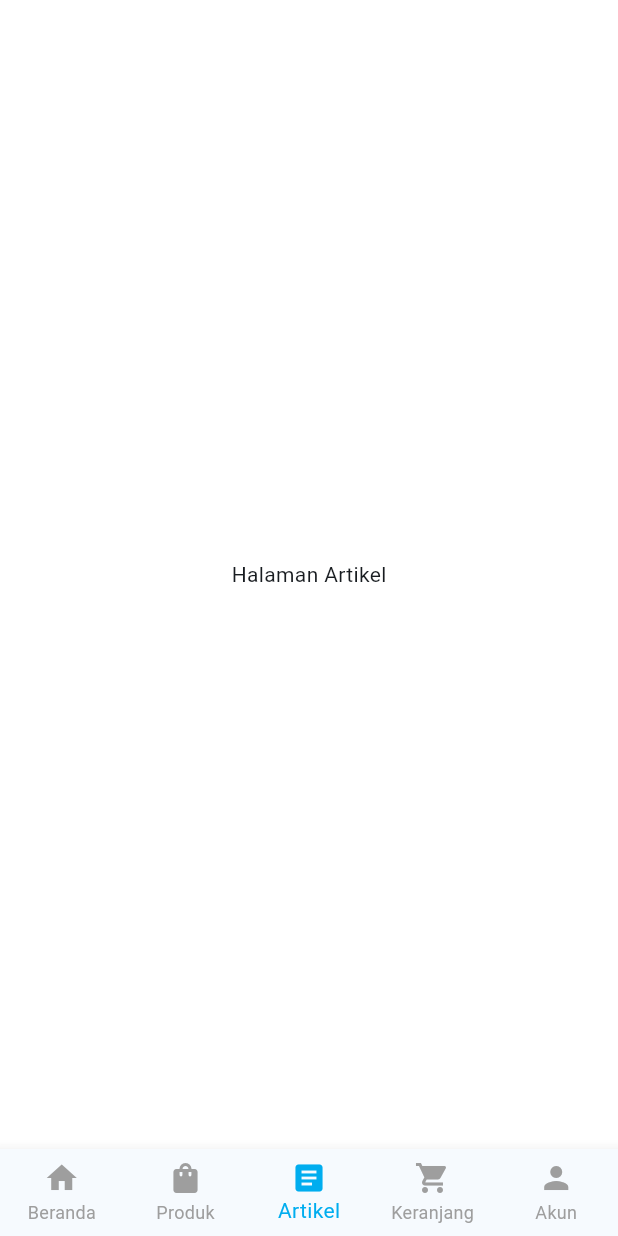
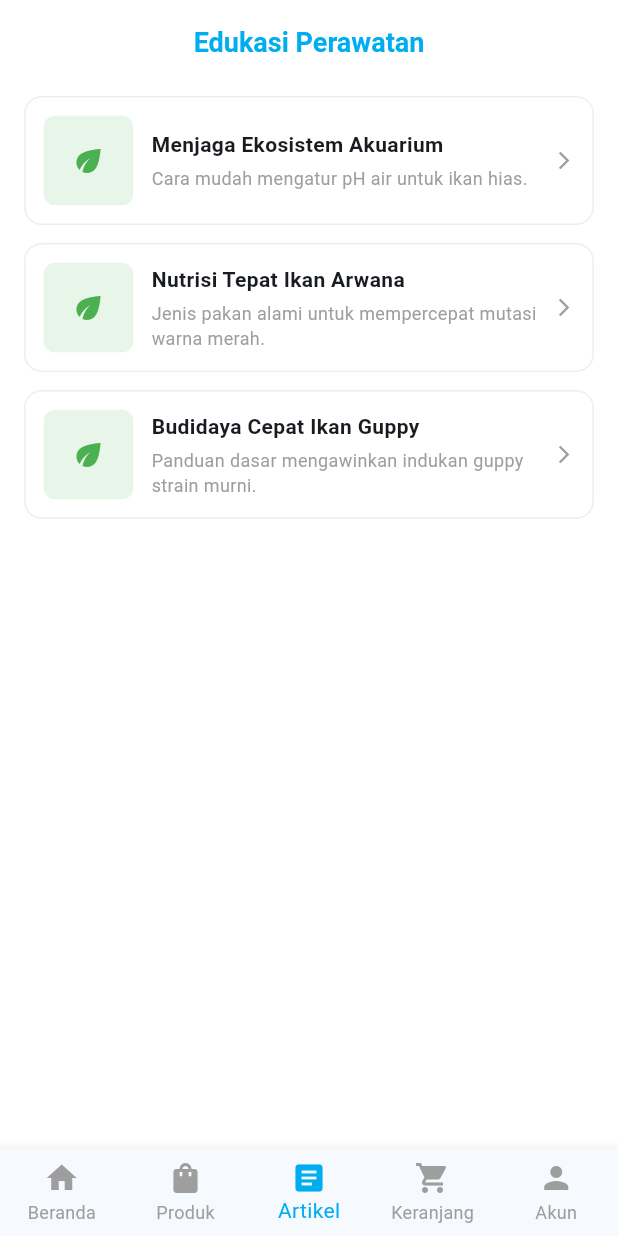
Before and after one commit to kelompok7proyek24-cell/Flutter-App, a Flutter app: the screen it shows after launch, item 3 of the bottom bar chosen, on a phone screen of 412 x 824 dp. Run offline on Flutter 3.47's test engine with Material 3 defaults, Android fonts, the phone set to English and light mode, and no system bars; our stand-ins replace image_picker, shared_preferences.

Commit message:
Halaman Artikel

```diff
--- /dev/null
+++ b/lib/features/article/data/models/article_model.dart
@@ -0,0 +1,61 @@
+class ArticleModel {
+  final String id;
+  final String title;
+  final String subtitle;
+  final String content;
+  final String imagePath;
+
+  ArticleModel({
+    required this.id,
+    required this.title,
+    required this.subtitle,
+    required this.content,
+    required this.imagePath,
+  });
+}
+
+// DATA DUMMY GLOBAL: Siap dipanggil di Home maupun Halaman Artikel
+final List<ArticleModel> dummyArticles = [
+  ArticleModel(
+    id: "a1",
+    title: "Menjaga Ekosistem Akuarium",
+    subtitle: "Cara mudah mengatur pH air untuk ikan hias.",
+    imagePath: "", // Kosong agar otomatis beralih ke icon eco bawaan
+    content: """Derajat keasaman (pH) air adalah indikator krusial dalam ekosistem akuarium yang sering diabaikan oleh pemula. Sebagian besar ikan hias air tawar tumbuh optimal pada kisaran pH 6,5 hingga 7,5. Perubahan pH yang mendadak dapat menghancurkan lapisan lendir pelindung pada kulit ikan, memicu stres, hingga menyebabkan kematian massal.
+
+Cara Mengukur dan Menjaga Stabilitas pH:
+1. Pengujian Berkala: Gunakan pH meter digital atau cairan indikator (drop test kit) minimal satu minggu sekali.
+2. Menurunkan pH secara Alami: Jika air keran terlalu basa (pH > 8), gunakan daun ketapang kering atau batang kayu rasamala. Senyawa tanin yang dilepaskan secara perlahan akan menurunkan pH dengan aman.
+3. Menaikkan pH secara Aman: Untuk air yang terlalu asam (pH < 6), tambahkan substrat pecahan karang jahe (coral chip) di dalam filter.
+
+Blind Spot Filterisasi: Jangan mengandalkan obat kimia pH Up atau pH Down instan dalam jangka panjang jika sistem biologis filtermu belum matang.""",
+  ),
+  ArticleModel(
+    id: "a2",
+    title: "Nutrisi Tepat Ikan Arwana",
+    subtitle: "Jenis pakan alami untuk mempercepat mutasi warna merah.",
+    imagePath: "",
+    content: """Mencapai warna merah menyala (Super Red) pada ikan Arwana tidak hanya bergantung pada genetik tulen dan kualitas lampu, melainkan sangat dipengaruhi oleh zat kromatofor yang diserap dari nutrisi pakan sehari-hari. Zat pemicu warna merah ini dikenal sebagai Astaxanthin.
+
+Variasi Komponen Pakan Terbaik:
+1. Udang Segar: Sumber alami Astaxanthin tertinggi. Kulit udang mengandung kitin dan pigmen merah yang sangat baik untuk mempertegas ring warna pada sisik.
+2. Kelabang: Dipercaya sebagai stimulan yang mempercepat keluarnya warna merah berkat kandungan racun dosis rendah yang memicu metabolisme ikan.
+3. Katak Sawah Kecil: Sangat baik untuk mengejar pertumbuhan fisik (growth) dan mempertebal volume badan Arwana.
+
+Manajemen Nutrisi: Selalu lakukan variasi pakan. Mengandalkan satu jenis pakan saja akan membuat Arwana kekurangan vitamin esensial tertentu.""",
+  ),
+  ArticleModel(
+    id: "a3",
+    title: "Budidaya Cepat Ikan Guppy",
+    subtitle: "Panduan dasar mengawinkan indukan guppy strain murni.",
+    imagePath: "",
+    content: """Ikan Guppy (Poecilia reticulata) terkenal sangat mudah berkembang biak. Namun, membudidayakan guppy strain murni (Pure Strain) seperti Albino Full Red (AFR) membutuhkan ketelitian sistematis agar kualitas ekor dan warna anakan tidak mengalami degradasi genetik.
+
+Tahapan Sistem Budidaya:
+1. Seleksi Indukan: Pilih pejantan berusia 3-4 bulan yang memiliki gaya renang stabil. Untuk betina, pilih yang berbadan tebal dan dipastikan masih perawan dari lubuk pemisahan sebelumnya.
+2. Rasio Perkawinan: Gunakan sistem mass breeding terkontrol dengan rasio 1 Jantan : 2 Betina di dalam wadah berukuran minimal 20 liter air.
+3. Proses Kelahiran: Guppy adalah hewan ovovivipar (bertelur-melahirkan). Begitu perut betina terlihat sangat buncit membulat, segera pindahkan ke wadah sekat melahirkan (breeding box).
+
+Penyelamatan Burayak: Segera pisahkan induk betina setelah melahirkan, lalu beri makan burayak menggunakan Artemia salina segar.""",
+  ),
+];
--- /dev/null
+++ b/lib/features/article/presentation/pages/article_page.dart
@@ -0,0 +1,86 @@
+import 'package:flutter/material.dart';
+import '../../../../core/constants/colors.dart';
+import '../../data/models/article_model.dart';
+import 'article_detail_page.dart';
+
+class ArticlePage extends StatelessWidget {
+  const ArticlePage({super.key});
+
+  @override
+  Widget build(BuildContext context) {
+    return Scaffold(
+      backgroundColor: Colors.white,
+      appBar: AppBar(
+        backgroundColor: Colors.white,
+        elevation: 0,
+        automaticallyImplyLeading: false,
+        title: const Text(
+          "Edukasi Perawatan",
+          style: TextStyle(color: AppColors.primaryBlue, fontWeight: FontWeight.bold, fontSize: 18),
+        ),
+      ),
+      body: ListView.builder(
+        padding: const EdgeInsets.symmetric(horizontal: 16, vertical: 8),
+        itemCount: dummyArticles.length,
+        itemBuilder: (context, index) {
+          final article = dummyArticles[index];
+          return Container(
+            margin: const EdgeInsets.only(bottom: 12),
+            decoration: BoxDecoration(
+              color: Colors.white,
+              border: Border.all(color: Colors.grey.shade200),
+              borderRadius: BorderRadius.circular(12),
+            ),
+            child: InkWell(
+              borderRadius: BorderRadius.circular(12),
+              onTap: () {
+                Navigator.push(
+                  context,
+                  MaterialPageRoute(
+                    builder: (context) => ArticleDetailPage(article: article),
+                  ),
+                );
+              },
+              child: Padding(
+                padding: const EdgeInsets.all(12.0),
+                child: Row(
+                  children: [
+                    ClipRRect(
+                      borderRadius: BorderRadius.circular(8),
+                      child: article.imagePath.isNotEmpty
+                          ? Image.asset(article.imagePath, width: 60, height: 60, fit: BoxFit.cover)
+                          : Container(
+                              width: 60,
+                              height: 60,
+                              color: Colors.green[50],
+                              child: const Icon(Icons.eco, color: Colors.green),
+                            ),
+                    ),
+                    const SizedBox(width: 12),
+                    Expanded(
+                      child: Column(
+                        crossAxisAlignment: CrossAxisAlignment.start,
+                        children: [
+                          Text(
+                            article.title,
+                            style: const TextStyle(fontWeight: FontWeight.bold, fontSize: 14)
+                          ),
+                          const SizedBox(height: 4),
+                          Text(
+                            article.subtitle,
+                            style: const TextStyle(fontSize: 12, color: Colors.grey)
+                          ),
+                        ],
+                      ),
+                    ),
+                    const Icon(Icons.arrow_forward_ios, color: Colors.grey, size: 14),
+                  ],
+                ),
+              ),
+            ),
+          );
+        },
+      ),
+    );
+  }
+}
--- a/lib/features/home/presentation/pages/home_page.dart
+++ b/lib/features/home/presentation/pages/home_page.dart
@@ -6,23 +6,17 @@ import 'package:ikanku/features/product/presentation/pages/product_page.dart';
 import 'package:ikanku/features/cart/presentation/pages/cart_page.dart';
 import 'package:shared_preferences/shared_preferences.dart';
 
-// IMPORT: Menghubungkan data dummy produk ikan hias dari modul seller
+// IMPORT MODUL SELLER: Menghubungkan data dummy produk dari modul seller
 import '../../../seller/data/models/product_model.dart';
+import 'package:ikanku/features/product/presentation/pages/product_detail_page.dart';
 
-// DATA MODEL ARTIKEL: Agar struktur data 3 artikel seragam dan siap di-edit
-class ArticleModel {
-  final String id;
-  final String title;
-  final String subtitle;
-  final String imagePath;
-
-  ArticleModel({
-    required this.id,
-    required this.title,
-    required this.subtitle,
-    required this.imagePath,
-  });
-}
+// =========================================================================
+// PERBAIKAN ARSITEKTUR: Mengimpor Fitur Artikel Terpusat (Data & UI Halaman)
+// =========================================================================
+import 'package:ikanku/features/article/data/models/article_model.dart';
+import 'package:ikanku/features/article/presentation/pages/article_page.dart';
+import 'package:ikanku/features/article/presentation/pages/article_detail_page.dart';
+import 'package:ikanku/features/article/presentation/pages/edit_article_page.dart';
 
 class HomePage extends StatefulWidget {
   const HomePage({super.key});
@@ -34,28 +28,6 @@ class HomePage extends StatefulWidget {
 class _HomePageState extends State<HomePage> {
   int _currentIndex = 0;
   int _cartCount = 0;
-
-  // PERBAIKAN: Jalur gambar dikosongkan agar beralih ke icon eco bawaan (bukan banner lagi)
-  final List<ArticleModel> _dummyArticles = [
-    ArticleModel(
-      id: "a1",
-      title: "Menjaga Ekosistem Akuarium",
-      subtitle: "Cara mudah mengatur pH air untuk ikan hias.",
-      imagePath: "",
-    ),
-    ArticleModel(
-      id: "a2",
-      title: "Nutrisi Tepat Ikan Arwana",
-      subtitle: "Jenis pakan alami untuk mempercepat mutasi warna merah.",
-      imagePath: "",
-    ),
-    ArticleModel(
-      id: "a3",
-      title: "Budidaya Cepat Ikan Guppy",
-      subtitle: "Panduan dasar mengawinkan indukan guppy strain murni.",
-      imagePath: "",
-    ),
-  ];
 
   @override
   void initState() {
@@ -90,10 +62,11 @@ class _HomePageState extends State<HomePage> {
 
   @override
   Widget build(BuildContext context) {
+    // SINKRONISASI HALAMAN: Mengarahkan Tab index ke-2 ke halaman ArticlePage yang baru dibuat
     final List<Widget> pages = [
       _buildHomeContent(),
       ProductPage(onAddToCart: _incrementCart),
-      const Center(child: Text("Halaman Artikel")),
+      const ArticlePage(), // <-- Terhubung ke halaman daftar edukasi utama
       const CartPage(),
       const ProfilePage(),
     ];
@@ -172,9 +145,7 @@ class _HomePageState extends State<HomePage> {
               ),
             ),
 
-// =========================================
-            // PERBAIKAN KOTAK BANNER: AMAN DARI ERROR GRADIENT
-            // =========================================
+            // Kotak Banner Promo
             Container(
               margin: const EdgeInsets.all(16.0),
               height: 150,
@@ -185,10 +156,9 @@ class _HomePageState extends State<HomePage> {
               child: ClipRRect(
                 borderRadius: BorderRadius.circular(15),
                 child: Image.asset(
-                  "assets/images/banner_home.png", // Memanggil file gambar banner utama
+                  "assets/images/banner_home.png",
                   fit: BoxFit.cover,
                   errorBuilder: (context, error, stackTrace) {
-                    // Proteksi sistem: Gradient dipindahkan ke dalam BoxDecoration agar sintaksis valid
                     return Container(
                       decoration: const BoxDecoration(
                         gradient: LinearGradient(
@@ -211,9 +181,7 @@ class _HomePageState extends State<HomePage> {
               ),
             ),
 
-            // =========================================
-            // MODIFIKASI 1: PRODUK UNGGULAN & VIEW ALL
-            // =========================================
+            // Produk Unggulan Header
             Padding(
               padding: const EdgeInsets.symmetric(horizontal: 16.0),
               child: Row(
@@ -231,7 +199,7 @@ class _HomePageState extends State<HomePage> {
             ),
             const SizedBox(height: 8),
 
-            // Grid Layout untuk menampilkan item ikan hias (Arwana, Molly, Koki, Guppy)
+            // Grid Layout Produk Unggulan (Bisa Di-klik ke Detail)
             GridView.builder(
               shrinkWrap: true,
               physics: const NeverScrollableScrollPhysics(),
@@ -245,7 +213,20 @@ class _HomePageState extends State<HomePage> {
               ),
               itemBuilder: (context, index) {
                 final product = dummyProducts[index];
-                return Container(
+                return InkWell(
+                  borderRadius: BorderRadius.circular(12),
+                  onTap: () {
+                    Navigator.push(
+                      context,
+                      MaterialPageRoute(
+                        builder: (context) => ProductDetailPage(
+                          product: product,
+                          onAddToCart: _incrementCart,
+                        ),
+                      ),
+                    );
+                  },
+                  child: Container(
                     decoration: BoxDecoration(
                       color: Colors.white,
                       borderRadius: BorderRadius.circular(12),
@@ -298,12 +279,13 @@ class _HomePageState extends State<HomePage> {
                         ),
                       ],
                     ),
+                  ),
                 );
               },
             ),
 
             // =========================================
-            // MODIFIKASI 2: 3 ARTIKEL TIPS PERAWATAN
+            // INTEGRASI LINK: 3 ARTIKEL TIPS PERAWATAN
             // =========================================
             const Padding(
               padding: EdgeInsets.only(left: 16, right: 16, top: 24, bottom: 12),
@@ -314,33 +296,40 @@ class _HomePageState extends State<HomePage> {
               shrinkWrap: true,
               physics: const NeverScrollableScrollPhysics(),
               padding: const EdgeInsets.symmetric(horizontal: 16),
-              itemCount: _dummyArticles.length,
+              itemCount: dummyArticles.length, // Membaca data dummy global dari modul article
               itemBuilder: (context, index) {
-                final article = _dummyArticles[index];
+                final article = dummyArticles[index];
                 return Container(
                   margin: const EdgeInsets.only(bottom: 12),
-                  padding: const EdgeInsets.all(12),
                   decoration: BoxDecoration(
                     color: Colors.white,
                     border: Border.all(color: Colors.grey.shade200),
                     borderRadius: BorderRadius.circular(12),
                   ),
+                  child: InkWell(
+                    borderRadius: BorderRadius.circular(12),
+                    onTap: () {
+                      // Navigasi ke Halaman Detail Bacaan Artikel ketika Card diklik
+                      Navigator.push(
+                        context,
+                        MaterialPageRoute(
+                          builder: (context) => ArticleDetailPage(article: article),
+                        ),
+                      );
+                    },
+                    child: Padding(
+                      padding: const EdgeInsets.all(12.0),
                       child: Row(
                         children: [
                           ClipRRect(
                             borderRadius: BorderRadius.circular(8),
-                        child: Image.asset(
-                          article.imagePath,
-                          width: 60,
-                          height: 60,
-                          fit: BoxFit.cover,
-                          errorBuilder: (context, error, stackTrace) => Container(
+                            child: article.imagePath.isNotEmpty
+                                ? Image.asset(article.imagePath, width: 60, height: 60, fit: BoxFit.cover)
+                                : Container(
                                     width: 60,
                                     height: 60,
                                     color: Colors.green[50],
-                            // Mengembalikan visual ke ikon daun default yang bersih
                                     child: const Icon(Icons.eco, color: Colors.green),
-                          ),
                                   ),
                           ),
                           const SizedBox(width: 12),
@@ -357,10 +346,12 @@ class _HomePageState extends State<HomePage> {
                           IconButton(
                             icon: const Icon(Icons.edit_note, color: Colors.grey, size: 22),
                             onPressed: () {
-                          // Tempat integrasi navigasi form update data artikel
+                              // Slot Navigasi Form Update (Akan ditangani di tahap pembuatan Edit Halaman)
                             },
                           ),
                         ],
+                      ),
+                    ),
                   ),
                 );
               },
```
Also changed, not shown: lib/features/article/presentation/pages/article_detail_page.dart (added, +74 -0 lines), lib/features/article/presentation/pages/edit_article_page.dart (added, +148 -0 lines), lib/features/article/presentation/widgets/article_card.dart (added). Lines whose indentation alone changed are shown as unchanged.
